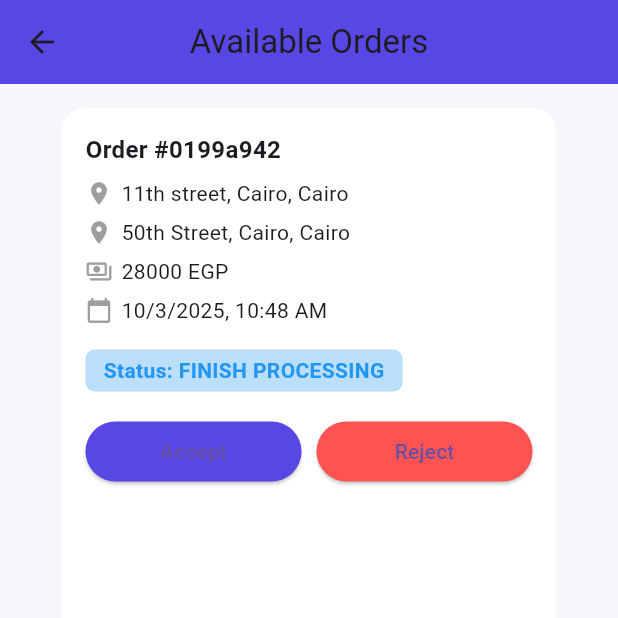
After one commit to Yahia-Farah/Tech_Restore, a Flutter app: the DeliveryDashboardScreen screen opened by its route, after a tap on "Available Orders", on a phone screen of 412 x 824 dp, the top half of it. The commit adds this screen. Run offline on Flutter 3.47's test engine with Material 3 defaults, Android fonts, the phone set to English and light mode, and no system bars; our stand-ins replace firebase_core; accounts and stored records are empty.

Commit message:
finish delivery

```diff
--- a/lib/main.dart
+++ b/lib/main.dart
@@ -1,5 +1,6 @@
 import 'package:flutter/material.dart';
 import 'package:tech_restore/ui/home/screen/home_screen.dart';
+import 'package:tech_restore/ui/home/tabs/delivery/delivery-main.dart';
 import 'package:tech_restore/ui/login/screen/login_screen.dart';
 import 'package:tech_restore/ui/register/screen/register_screen.dart';
 import 'package:tech_restore/ui/start_screen/screen/start_screen.dart' show StartScreen;
@@ -32,6 +33,7 @@ class MyApp extends StatelessWidget {
         LoginScreen.routeName:(_)=>LoginScreen(),
         RegisterScreen.routeName:(_)=>RegisterScreen(),
         HomeScreen.routename:(_)=>HomeScreen(),
+        DeliveryDashboardScreen.routeName:(_)=>DeliveryDashboardScreen(),
       },
       initialRoute: StartScreen.routeName,
     );
--- /dev/null
+++ b/lib/ui/home/tabs/delivery/AvailableOrdersScreen.dart
@@ -0,0 +1,118 @@
+import 'package:flutter/material.dart';
+
+import 'MyDeliveriesScreen.dart';
+
+class AvailableOrdersScreen extends StatelessWidget {
+  const AvailableOrdersScreen({super.key});
+
+  @override
+  Widget build(BuildContext context) {
+    return Scaffold(
+      backgroundColor: const Color(0xFFF5F7FB),
+      appBar: AppBar(
+        backgroundColor: const Color(0xFF5748E6),
+        title: const Text("Available Orders"),
+      ),
+      body: Padding(
+        padding: const EdgeInsets.all(16),
+        child: Center(
+          child: AvailableOrderCard(
+            id: "#0199a942",
+            address1: "11th street, Cairo, Cairo",
+            address2: "50th Street, Cairo, Cairo",
+            price: "28000 EGP",
+            date: "10/3/2025, 10:48 AM",
+            status: "FINISH PROCESSING",
+          ),
+        ),
+      ),
+    );
+  }
+}
+
+class AvailableOrderCard extends StatelessWidget {
+  final String id;
+  final String address1;
+  final String address2;
+  final String price;
+  final String date;
+  final String status;
+
+  const AvailableOrderCard({
+    super.key,
+    required this.id,
+    required this.address1,
+    required this.address2,
+    required this.price,
+    required this.date,
+    required this.status,
+  });
+
+  @override
+  Widget build(BuildContext context) {
+    return Container(
+      width: 330,
+      padding: const EdgeInsets.all(16),
+      decoration: BoxDecoration(
+        color: Colors.white,
+        borderRadius: BorderRadius.circular(16),
+      ),
+      child: Column(
+        crossAxisAlignment: CrossAxisAlignment.start,
+        children: [
+          Text("Order $id",
+              style: const TextStyle(fontSize: 16, fontWeight: FontWeight.bold)),
+          const SizedBox(height: 8),
+          InfoRow(icon: Icons.location_on, text: address1),
+          InfoRow(icon: Icons.location_on, text: address2),
+          InfoRow(icon: Icons.payments_outlined, text: price),
+          InfoRow(icon: Icons.calendar_today, text: date),
+          const SizedBox(height: 10),
+
+          /// Status colored
+          Container(
+            padding: const EdgeInsets.symmetric(horizontal: 12, vertical: 4),
+            decoration: BoxDecoration(
+              color: Colors.blue.shade100,
+              borderRadius: BorderRadius.circular(6),
+            ),
+            child: Text(
+              "Status: $status",
+              style: const TextStyle(
+                color: Colors.blue,
+                fontWeight: FontWeight.bold,
+              ),
+            ),
+          ),
+
+          const SizedBox(height: 16),
+
+          /// Accept / Reject Buttons
+          Row(
+            children: [
+              Expanded(
+                child: ElevatedButton(
+                  onPressed: () {},
+                  style: ElevatedButton.styleFrom(
+                    backgroundColor: const Color(0xFF5748E6),
+                  ),
+                  child: const Text("Accept"),
+                ),
+              ),
+              const SizedBox(width: 10),
+              Expanded(
+                child: ElevatedButton(
+                  onPressed: () {},
+                  style: ElevatedButton.styleFrom(
+                    backgroundColor: Colors.redAccent,
+                  ),
+                  child: const Text("Reject"),
+                ),
+              ),
+            ],
+          ),
+        ],
+      ),
+    );
+  }
+}
--- /dev/null
+++ b/lib/ui/home/tabs/delivery/AvailableRepairsScreen.dart
@@ -0,0 +1,118 @@
+import 'package:flutter/material.dart';
+
+import 'MyDeliveriesScreen.dart';
+
+class AvailableRepairsScreen extends StatelessWidget {
+  const AvailableRepairsScreen({super.key});
+
+  @override
+  Widget build(BuildContext context) {
+    return Scaffold(
+      backgroundColor: const Color(0xFFF5F7FB),
+      appBar: AppBar(
+        backgroundColor: const Color(0xFF5748E6),
+        title: const Text("Available Orders"),
+      ),
+      body: Padding(
+        padding: const EdgeInsets.all(16),
+        child: Center(
+          child: AvailableOrderCard(
+            id: "#0199a942",
+            address1: "11th street, Cairo, Cairo",
+            address2: "50th Street, Cairo, Cairo",
+            price: "28000 EGP",
+            date: "10/3/2025, 10:48 AM",
+            status: "FINISH PROCESSING",
+          ),
+        ),
+      ),
+    );
+  }
+}
+
+class AvailableOrderCard extends StatelessWidget {
+  final String id;
+  final String address1;
+  final String address2;
+  final String price;
+  final String date;
+  final String status;
+
+  const AvailableOrderCard({
+    super.key,
+    required this.id,
+    required this.address1,
+    required this.address2,
+    required this.price,
+    required this.date,
+    required this.status,
+  });
+
+  @override
+  Widget build(BuildContext context) {
+    return Container(
+      width: 330,
+      padding: const EdgeInsets.all(16),
+      decoration: BoxDecoration(
+        color: Colors.white,
+        borderRadius: BorderRadius.circular(16),
+      ),
+      child: Column(
+        crossAxisAlignment: CrossAxisAlignment.start,
+        children: [
+          Text("Order $id",
+              style: const TextStyle(fontSize: 16, fontWeight: FontWeight.bold)),
+          const SizedBox(height: 8),
+          InfoRow(icon: Icons.location_on, text: address1),
+          InfoRow(icon: Icons.location_on, text: address2),
+          InfoRow(icon: Icons.payments_outlined, text: price),
+          InfoRow(icon: Icons.calendar_today, text: date),
+          const SizedBox(height: 10),
+
+          /// Status colored
+          Container(
+            padding: const EdgeInsets.symmetric(horizontal: 12, vertical: 4),
+            decoration: BoxDecoration(
+              color: Colors.blue.shade100,
+              borderRadius: BorderRadius.circular(6),
+            ),
+            child: Text(
+              "Status: $status",
+              style: const TextStyle(
+                color: Colors.blue,
+                fontWeight: FontWeight.bold,
+              ),
+            ),
+          ),
+
+          const SizedBox(height: 16),
+
+          /// Accept / Reject Buttons
+          Row(
+            children: [
+              Expanded(
+                child: ElevatedButton(
+                  onPressed: () {},
+                  style: ElevatedButton.styleFrom(
+                    backgroundColor: const Color(0xFF5748E6),
+                  ),
+                  child: const Text("Accept"),
+                ),
+              ),
+              const SizedBox(width: 10),
+              Expanded(
+                child: ElevatedButton(
+                  onPressed: () {},
+                  style: ElevatedButton.styleFrom(
+                    backgroundColor: Colors.redAccent,
+                  ),
+                  child: const Text("Reject"),
+                ),
+              ),
+            ],
+          ),
+        ],
+      ),
+    );
+  }
+}
--- /dev/null
+++ b/lib/ui/home/tabs/delivery/MyDeliveriesScreen.dart
@@ -0,0 +1,141 @@
+import 'package:flutter/material.dart';
+
+class MyDeliveriesScreen extends StatelessWidget {
+  const MyDeliveriesScreen({super.key});
+
+  @override
+  Widget build(BuildContext context) {
+    return Scaffold(
+      backgroundColor: const Color(0xFFF5F7FB),
+      appBar: AppBar(
+        backgroundColor: const Color(0xFF5748E6),
+        title: const Text("My Deliveries"),
+      ),
+      body: SingleChildScrollView(
+        padding: const EdgeInsets.all(16),
+        child: Wrap(
+          spacing: 16,
+          runSpacing: 16,
+          children: const [
+            DeliveryCard(
+              id: "#01998f01",
+              address: "11th street, Cairo",
+              total: "18000 EGP",
+              date: "9/28/2025, 8:28 AM",
+              status: "DELIVERED",
+            ),
+            DeliveryCard(
+              id: "#0199ab2b",
+              address: "11th street, Cairo",
+              total: "28000 EGP",
+              date: "10/1/2025, 6:30 PM",
+              status: "SHIPPED",
+            ),
+            DeliveryCard(
+              id: "#0199a329",
+              address: "11th street, Cairo",
+              total: "28000 EGP",
+              date: "10/1/2025, 7:24 AM",
+              status: "SHIPPED",
+            ),
+            DeliveryCard(
+              id: "#019993ae",
+              address: "11th street, Cairo",
+              total: "28000 EGP",
+              date: "9/29/2025, 7:53 AM",
+              status: "SHIPPED",
+            ),
+            DeliveryCard(
+              id: "#0199e009",
+              address: "11th street, Cairo",
+              total: "28000 EGP",
+              date: "10/10/2025, 7:35 AM",
+              status: "SHIPPED",
+            ),
+          ],
+        ),
+      ),
+    );
+  }
+}
+
+class DeliveryCard extends StatelessWidget {
+  final String id;
+  final String address;
+  final String total;
+  final String date;
+  final String status;
+
+  const DeliveryCard({
+    super.key,
+    required this.id,
+    required this.address,
+    required this.total,
+    required this.date,
+    required this.status,
+  });
+
+  @override
+  Widget build(BuildContext context) {
+    return Container(
+      width: 300,
+      padding: const EdgeInsets.all(16),
+      decoration: BoxDecoration(
+        color: Colors.white,
+        borderRadius: BorderRadius.circular(16),
+      ),
+      child: Column(
+        crossAxisAlignment: CrossAxisAlignment.start,
+        children: [
+          Text("Order $id",
+              style: const TextStyle(fontSize: 16, fontWeight: FontWeight.bold)),
+          const SizedBox(height: 8),
+          InfoRow(icon: Icons.location_on, text: address),
+          InfoRow(icon: Icons.payments_outlined, text: total),
+          InfoRow(icon: Icons.calendar_today, text: date),
+          const SizedBox(height: 10),
+          Text(
+            "Status: $status",
+            style: TextStyle(
+              color: status == "DELIVERED" ? Colors.green : Colors.orange,
+              fontWeight: FontWeight.bold,
+            ),
+          ),
+          const SizedBox(height: 12),
+          ElevatedButton(
+            onPressed: () {},
+            style: ElevatedButton.styleFrom(
+              backgroundColor: const Color(0xFF5748E6),
+            ),
+            child: const Text("Update Status"),
+          ),
+        ],
+      ),
+    );
+  }
+}
+
+class InfoRow extends StatelessWidget {
+  final IconData icon;
+  final String text;
+
+  const InfoRow({
+    super.key,
+    required this.icon,
+    required this.text,
+  });
+
+  @override
+  Widget build(BuildContext context) {
+    return Padding(
+      padding: const EdgeInsets.only(bottom: 6),
+      child: Row(
+        children: [
+          Icon(icon, size: 18, color: Colors.grey),
+          const SizedBox(width: 6),
+          Expanded(child: Text(text)),
+        ],
+      ),
+    );
+  }
+}
--- /dev/null
+++ b/lib/ui/home/tabs/delivery/delivery-main.dart
@@ -0,0 +1,216 @@
+import 'package:flutter/material.dart';
+
+import 'AvailableOrdersScreen.dart';
+import 'AvailableRepairsScreen.dart';
+import 'MyDeliveriesScreen.dart';
+import 'MyRepairDeliveriesScreen.dart';
+
+class DeliveryDashboardScreen extends StatelessWidget {
+  static const String routeName = "delivery";
+  const DeliveryDashboardScreen({super.key});
+
+  @override
+  Widget build(BuildContext context) {
+    return Scaffold(
+      backgroundColor: const Color(0xFFF5F7FB),
+      appBar: AppBar(
+        backgroundColor: const Color(0xFF5748E6),
+        elevation: 0,
+        title: const Text("Delivery Dashboard"),
+      ),
+      body: SingleChildScrollView(
+        padding: const EdgeInsets.all(16),
+        child: Column(
+          crossAxisAlignment: CrossAxisAlignment.start,
+          children: [
+            const Text(
+              "Delivery Dashboard",
+              style: TextStyle(
+                fontSize: 26,
+                fontWeight: FontWeight.bold,
+                color: Colors.black87,
+              ),
+            ),
+            const SizedBox(height: 4),
+            const Text(
+              "Your quick overview of orders and repairs",
+              style: TextStyle(color: Colors.grey),
+            ),
+            const SizedBox(height: 20),
+
+            /// ---------- BUTTON ROW 1 ----------
+            Row(
+              mainAxisAlignment: MainAxisAlignment.spaceBetween,
+              children: [
+                DashboardButton(
+                  title: "Available Orders",
+                  value: "0",
+                  icon: Icons.inventory_2_outlined,
+                  onTap: () {
+                    Navigator.push(
+                      context,
+                      MaterialPageRoute(
+                        builder: (context) => const AvailableOrdersScreen(),
+                      ),
+                    );
+                  },
+                ),
+                DashboardButton(
+                  title: "My Deliveries",
+                  value: "5",
+                  icon: Icons.local_shipping_outlined,
+                  onTap: () {
+                    Navigator.push(
+                      context,
+                      MaterialPageRoute(
+                        builder: (context) => const MyDeliveriesScreen(),
+                      ),
+                    );
+                  },
+                ),
+              ],
+            ),
+
+            const SizedBox(height: 12),
+
+            /// ---------- BUTTON ROW 2 ----------
+            Row(
+              mainAxisAlignment: MainAxisAlignment.spaceBetween,
+              children: [
+                DashboardButton(
+                  title: "Available Repairs",
+                  value: "0",
+                  icon: Icons.build_outlined,
+                  onTap: () {
+                    Navigator.push(
+                      context,
+                      MaterialPageRoute(
+                        builder: (context) => const AvailableRepairsScreen(),
+                      ),
+                    );
+                  },
+                ),
+                DashboardButton(
+                  title: "My Repair Deliveries",
+                  value: "2",
+                  icon: Icons.settings,
+                  onTap: () {
+                    Navigator.push(
+                      context,
+                      MaterialPageRoute(
+                        builder: (context) => const MyRepairDeliveriesScreen(),
+                      ),
+                    );
+                  },
+                ),
+              ],
+            ),
+
+            const SizedBox(height: 25),
+
+            const Text(
+              "Recent Activity",
+              style: TextStyle(fontSize: 20, fontWeight: FontWeight.bold),
+            ),
+            const SizedBox(height: 10),
+
+            const ActivityItem(
+              text: "Order #0190a82b - SHIPPED (Price: 28000 EGP)",
+            ),
+            const ActivityItem(
+              text: "Order #0190a79c - SHIPPED (Price: 28000 EGP)",
+            ),
+            const ActivityItem(
+              text: "Order #0190a978 - DEVICE_DELIVERED (Price: 18000 EGP)",
+            ),
+            const ActivityItem(
+              text: "Repair #01998ab5 - DEVICE_DELIVERED",
+            ),
+            const ActivityItem(
+              text: "Repair #01998af3 - DEVICE_DELIVERED",
+            ),
+          ],
+        ),
+      ),
+    );
+  }
+}
+
+class DashboardButton extends StatelessWidget {
+  final String title;
+  final String value;
+  final IconData icon;
+  final VoidCallback onTap;
+
+  const DashboardButton({
+    super.key,
+    required this.title,
+    required this.value,
+    required this.icon,
+    required this.onTap,
+  });
+
+  @override
+  Widget build(BuildContext context) {
+    return GestureDetector(
+      onTap: onTap,
+      child: Container(
+        width: MediaQuery.sizeOf(context).width / 2 - 22,
+        padding: const EdgeInsets.all(16),
+        decoration: BoxDecoration(
+          color: Colors.white,
+          borderRadius: BorderRadius.circular(16),
+          boxShadow: [
+            BoxShadow(
+              color: Colors.black12,
+              blurRadius: 6,
+              offset: Offset(0, 3),
+            )
+          ],
+        ),
+        child: Column(
+          children: [
+            Icon(icon, size: 36, color: Color(0xFF5748E6)),
+            const SizedBox(height: 10),
+            Text(title, style: const TextStyle(color: Colors.grey)),
+            const SizedBox(height: 4),
+            Text(
+              value,
+              style: const TextStyle(
+                fontSize: 22,
+                fontWeight: FontWeight.bold,
+              ),
+            ),
+          ],
+        ),
+      ),
+    );
+  }
+}
+
+class ActivityItem extends StatelessWidget {
+  final String text;
+
+  const ActivityItem({super.key, required this.text});
+
+  @override
+  Widget build(BuildContext context) {
+    return Container(
+      margin: const EdgeInsets.only(bottom: 10),
+      padding: const EdgeInsets.all(14),
+      decoration: BoxDecoration(
+        color: Colors.white,
+        borderRadius: BorderRadius.circular(12),
+      ),
+      child: Row(
+        children: [
+          const Icon(Icons.circle, size: 12, color: Colors.grey),
+          const SizedBox(width: 10),
+          Expanded(
+            child: Text(text, style: const TextStyle(fontSize: 14)),
+          ),
+        ],
+      ),
+    );
+  }
+}
```
Also changed, not shown: lib/ui/home/tabs/delivery/MyRepairDeliveriesScreen.dart (added, +90 -0 lines), lib/ui/login/screen/login_screen.dart (+17 -0 lines).
